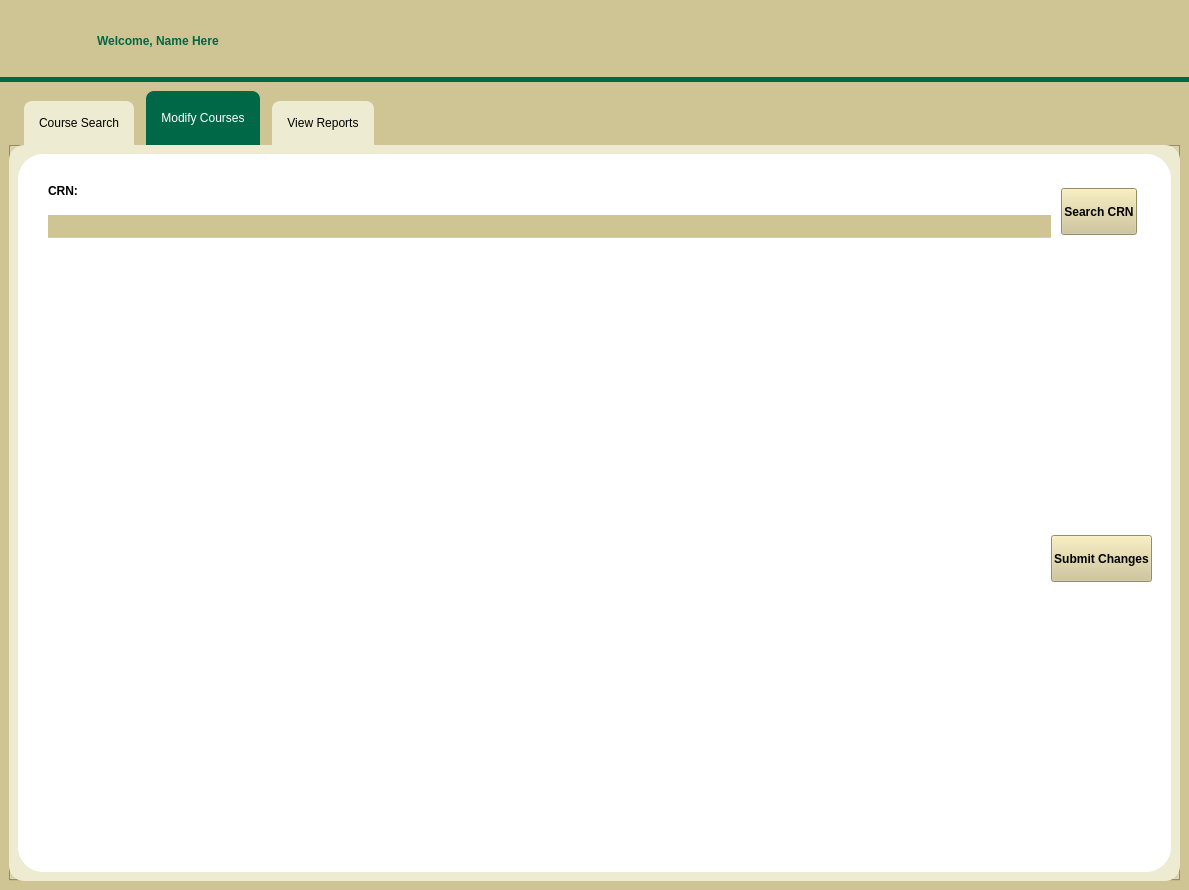
This is administratordisplay.ui in RyanLewis155/College-Portal-Project as Qt 5 draws it before an edit. The edited form follows.
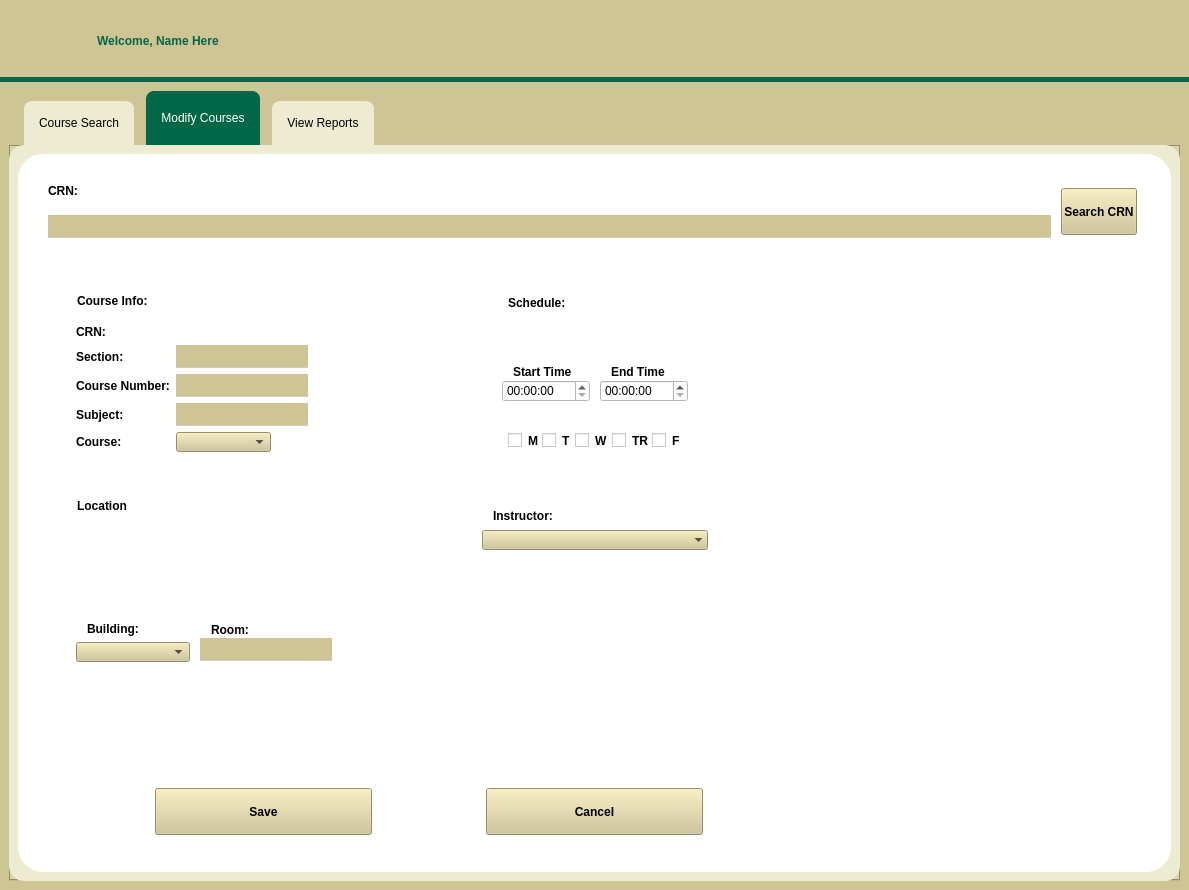
This is the edited form. The open tabs and pages were chosen to show the change. Icons and pictures are not drawn.

Commit message: AdminCourseManagement Finished

What changed in the file:
```diff
--- a/administratordisplay.ui
+++ b/administratordisplay.ui
@@ -1457,50 +1457,6 @@
              <property name="bottomMargin">
               <number>15</number>
              </property>
-             <item row="1" column="0">
-              <widget class="QWidget" name="widget" native="true">
-               <property name="sizePolicy">
-                <sizepolicy hsizetype="Expanding" vsizetype="Expanding">
-                 <horstretch>0</horstretch>
-                 <verstretch>0</verstretch>
-                </sizepolicy>
-               </property>
-              </widget>
-             </item>
-             <item row="1" column="1">
-              <widget class="QPushButton" name="pushButton_SubmitChanges">
-               <property name="minimumSize">
-                <size>
-                 <width>0</width>
-                 <height>55</height>
-                </size>
-               </property>
-               <property name="styleSheet">
-                <string notr="true">QPushButton#pushButton_SubmitChanges {
-	font: 10pt 'Inter-VariableFont_opsz,wght';
-	font-weight: bold;
-	background-color: #CFC493;
-	margin: 4px;
-	padding: 2px;
-}
-
-QPushButton#pushButton_SubmitChanges:focus {
-	border-radius: 8px;
-	border: 1px solid #006747;
-}
-
-QPushButton#pushButton_SubmitChanges:hover {
-	background-color: #006747;
-	border-radius: 8px;
-	margin: 0px;
-	padding: 6px;
-}</string>
-               </property>
-               <property name="text">
-                <string>Submit Changes</string>
-               </property>
-              </widget>
-             </item>
              <item row="0" column="0" colspan="2">
               <layout class="QHBoxLayout" name="horizontalLayout_2">
                <property name="sizeConstraint">
@@ -1633,6 +1589,999 @@
                </item>
               </layout>
              </item>
+             <item row="1" column="0">
+              <widget class="QWidget" name="widget_CourseInfo" native="true">
+               <property name="sizePolicy">
+                <sizepolicy hsizetype="Expanding" vsizetype="Expanding">
+                 <horstretch>0</horstretch>
+                 <verstretch>0</verstretch>
+                </sizepolicy>
+               </property>
+               <layout class="QGridLayout" name="gridLayout_10">
+                <item row="0" column="0">
+                 <widget class="QWidget" name="widget" native="true">
+                  <property name="styleSheet">
+                   <string notr="true">background-color:white;</string>
+                  </property>
+                  <layout class="QGridLayout" name="gridLayout_9">
+                   <item row="0" column="0">
+                    <layout class="QVBoxLayout" name="CourseInfo">
+                     <property name="sizeConstraint">
+                      <enum>QLayout::SizeConstraint::SetMinimumSize</enum>
+                     </property>
+                     <property name="leftMargin">
+                      <number>15</number>
+                     </property>
+                     <property name="topMargin">
+                      <number>15</number>
+                     </property>
+                     <property name="rightMargin">
+                      <number>15</number>
+                     </property>
+                     <property name="bottomMargin">
+                      <number>15</number>
+                     </property>
+                     <item>
+                      <widget class="QLabel" name="label_courseInfo">
+                       <property name="sizePolicy">
+                        <sizepolicy hsizetype="Fixed" vsizetype="Preferred">
+                         <horstretch>0</horstretch>
+                         <verstretch>0</verstretch>
+                        </sizepolicy>
+                       </property>
+                       <property name="styleSheet">
+                        <string notr="true">QLabel#label_courseInfo {
+    padding: 1px 5px 1px 8px;
+    min-width: 1em;
+	font: 16pt 'Inter-VariableFont_opsz,wght';
+	font-weight: bold;
+	color: black;
+}
+
+</string>
+                       </property>
+                       <property name="text">
+                        <string>Course Info:</string>
+                       </property>
+                      </widget>
+                     </item>
+                     <item>
+                      <layout class="QFormLayout" name="formLayout_Section1">
+                       <property name="sizeConstraint">
+                        <enum>QLayout::SizeConstraint::SetMinimumSize</enum>
+                       </property>
+                       <property name="labelAlignment">
+                        <set>Qt::AlignmentFlag::AlignLeading|Qt::AlignmentFlag::AlignLeft|Qt::AlignmentFlag::AlignVCenter</set>
+                       </property>
+                       <property name="formAlignment">
+                        <set>Qt::AlignmentFlag::AlignLeading|Qt::AlignmentFlag::AlignLeft|Qt::AlignmentFlag::AlignTop</set>
+                       </property>
+                       <property name="leftMargin">
+                        <number>10</number>
+                       </property>
+                       <property name="topMargin">
+                        <number>10</number>
+                       </property>
+                       <property name="rightMargin">
+                        <number>10</number>
+                       </property>
+                       <property name="bottomMargin">
+                        <number>10</number>
+                       </property>
+                       <item row="0" column="1">
+                        <widget class="QLabel" name="label_modifyCRN">
+                         <property name="sizePolicy">
+                          <sizepolicy hsizetype="Preferred" vsizetype="Fixed">
+                           <horstretch>0</horstretch>
+                           <verstretch>0</verstretch>
+                          </sizepolicy>
+                         </property>
+                         <property name="styleSheet">
+                          <string notr="true">QLabel#label_modifyCRN{
+	color: black;
+	font: 12pt 'Inter-VariableFont_opsz,wght';
+	font-weight: bold;
+	background-color: white;
+}</string>
+                         </property>
+                         <property name="text">
+                          <string/>
+                         </property>
+                        </widget>
+                       </item>
+                       <item row="0" column="0">
+                        <widget class="QLabel" name="label_modifyCRNLabel">
+                         <property name="sizePolicy">
+                          <sizepolicy hsizetype="Preferred" vsizetype="Fixed">
+                           <horstretch>0</horstretch>
+                           <verstretch>0</verstretch>
+                          </sizepolicy>
+                         </property>
+                         <property name="styleSheet">
+                          <string notr="true">QLabel#label_modifyCRNLabel {
+	color: black;
+	font: 12pt 'Inter-VariableFont_opsz,wght';
+	font-weight: bold;
+	background-color: white;
+}</string>
+                         </property>
+                         <property name="text">
+                          <string>CRN: </string>
+                         </property>
+                        </widget>
+                       </item>
+                       <item row="1" column="1">
+                        <widget class="QLineEdit" name="lineEdit_section">
+                         <property name="sizePolicy">
+                          <sizepolicy hsizetype="Fixed" vsizetype="Fixed">
+                           <horstretch>0</horstretch>
+                           <verstretch>0</verstretch>
+                          </sizepolicy>
+                         </property>
+                         <property name="styleSheet">
+                          <string notr="true">QLineEdit#lineEdit_section {
+	padding-top: 3px;
+	padding-bottom: 3px;
+	padding-left: 6px;
+	padding-right: 3px;
+	border: none;
+	border-bottom: 1px solid #cccccc;
+	font: 12pt 'Inter-VariableFont_opsz,wght';
+	font-weight: bold;
+	background: #CFC493;
+}</string>
+                         </property>
+                        </widget>
+                       </item>
+                       <item row="2" column="1">
+                        <widget class="QLineEdit" name="lineEdit_courseNumber">
+                         <property name="sizePolicy">
+                          <sizepolicy hsizetype="Fixed" vsizetype="Fixed">
+                           <horstretch>0</horstretch>
+                           <verstretch>0</verstretch>
+                          </sizepolicy>
+                         </property>
+                         <property name="styleSheet">
+                          <string notr="true">QLineEdit#lineEdit_courseNumber{
+	padding-top: 3px;
+	padding-bottom: 3px;
+	padding-left: 6px;
+	padding-right: 3px;
+	border: none;
+	border-bottom: 1px solid #cccccc;
+	font: 12pt 'Inter-VariableFont_opsz,wght';
+	font-weight: bold;
+	background: #CFC493;
+}</string>
+                         </property>
+                        </widget>
+                       </item>
+                       <item row="3" column="1">
+                        <widget class="QLineEdit" name="lineEdit_modifySubject">
+                         <property name="sizePolicy">
+                          <sizepolicy hsizetype="Fixed" vsizetype="Fixed">
+                           <horstretch>0</horstretch>
+                           <verstretch>0</verstretch>
+                          </sizepolicy>
+                         </property>
+                         <property name="styleSheet">
+                          <string notr="true">QLineEdit#lineEdit_modifySubject {
+	padding-top: 3px;
+	padding-bottom: 3px;
+	padding-left: 6px;
+	padding-right: 3px;
+	border: none;
+	border-bottom: 1px solid #cccccc;
+	font: 12pt 'Inter-VariableFont_opsz,wght';
+	font-weight: bold;
+	background: #CFC493;
+}</string>
+                         </property>
+                        </widget>
+                       </item>
+                       <item row="4" column="1">
+                        <widget class="QComboBox" name="comboBox_modifyCourse">
+                         <property name="sizePolicy">
+                          <sizepolicy hsizetype="Fixed" vsizetype="Fixed">
+                           <horstretch>0</horstretch>
+                           <verstretch>0</verstretch>
+                          </sizepolicy>
+                         </property>
+                         <property name="styleSheet">
+                          <string notr="true">QComboBox#comboBox_modifyCourse {
+    padding: 1px 18px 1px 8px;
+    min-width: 1em;
+	font: 12pt 'Inter-VariableFont_opsz,wght';
+	font-weight: bold;
+	color: black;
+	background-color: #CFC493;
+	selection-background-color: #006747;
+    selection-color: white;
+}
+
+
+QComboBox#comboBox_modifyCourse QAbstractItemView::item:selected {
+    border-left: 3px solid #006747;
+}
+</string>
+                         </property>
+                         <property name="sizeAdjustPolicy">
+                          <enum>QComboBox::SizeAdjustPolicy::AdjustToContents</enum>
+                         </property>
+                        </widget>
+                       </item>
+                       <item row="1" column="0">
+                        <widget class="QLabel" name="label_modifySection">
+                         <property name="styleSheet">
+                          <string notr="true">QLabel#label_modifySection {
+	color: black;
+	font: 12pt 'Inter-VariableFont_opsz,wght';
+	font-weight: bold;
+	background-color: white;
+}</string>
+                         </property>
+                         <property name="text">
+                          <string>Section:</string>
+                         </property>
+                        </widget>
+                       </item>
+                       <item row="2" column="0">
+                        <widget class="QLabel" name="label_modifyCourseNumber">
+                         <property name="styleSheet">
+                          <string notr="true">QLabel#label_modifyCourseNumber {
+	color: black;
+	font: 12pt 'Inter-VariableFont_opsz,wght';
+	font-weight: bold;
+	background-color: white;
+}</string>
+                         </property>
+                         <property name="text">
+                          <string>Course Number:</string>
+                         </property>
+                        </widget>
+                       </item>
+                       <item row="3" column="0">
+                        <widget class="QLabel" name="label_modifySubject">
+                         <property name="styleSheet">
+                          <string notr="true">QLabel#label_modifySubject {
+	color: black;
+	font: 12pt 'Inter-VariableFont_opsz,wght';
+	font-weight: bold;
+	background-color: white;
+}</string>
+                         </property>
+                         <property name="text">
+                          <string>Subject:</string>
+                         </property>
+                        </widget>
+                       </item>
+                       <item row="4" column="0">
+                        <widget class="QLabel" name="label_modifyCourse">
+                         <property name="styleSheet">
+                          <string notr="true">QLabel#label_modifyCourse {
+	color: black;
+	font: 12pt 'Inter-VariableFont_opsz,wght';
+	font-weight: bold;
+	background-color: white;
+}</string>
+                         </property>
+                         <property name="text">
+                          <string>Course:</string>
+                         </property>
+                        </widget>
+                       </item>
+                      </layout>
+                     </item>
+                    </layout>
+                   </item>
+                   <item row="1" column="2">
+                    <layout class="QVBoxLayout" name="Instructor">
+                     <property name="topMargin">
+                      <number>25</number>
+                     </property>
+                     <item>
+                      <widget class="QLabel" name="label_Instructor">
+                       <property name="sizePolicy">
+                        <sizepolicy hsizetype="Preferred" vsizetype="Fixed">
+                         <horstretch>0</horstretch>
+                         <verstretch>0</verstretch>
+                        </sizepolicy>
+                       </property>
+                       <property name="styleSheet">
+                        <string notr="true">QLabel#label_Instructor {
+    padding: 1px 5px 1px 8px;
+    min-width: 1em;
+	font: 16pt 'Inter-VariableFont_opsz,wght';
+	font-weight: bold;
+	color: black;
+}
+</string>
+                       </property>
+                       <property name="text">
+                        <string>Instructor:</string>
+                       </property>
+                      </widget>
+                     </item>
+                     <item alignment="Qt::AlignmentFlag::AlignTop">
+                      <widget class="QComboBox" name="comboBox_instructor">
+                       <property name="sizePolicy">
+                        <sizepolicy hsizetype="Preferred" vsizetype="Expanding">
+                         <horstretch>0</horstretch>
+                         <verstretch>0</verstretch>
+                        </sizepolicy>
+                       </property>
+                       <property name="styleSheet">
+                        <string notr="true">QComboBox#comboBox_instructor {
+    padding: 1px 18px 1px 8px;
+    min-width: 1em;
+	font: 12pt 'Inter-VariableFont_opsz,wght';
+	font-weight: bold;
+	color: black;
+	background-color: #CFC493;
+	selection-background-color: #006747;
+    selection-color: white;
+}
+
+
+QComboBox#comboBox_instructor QAbstractItemView::item:selected {
+    border-left: 3px solid #006747;
+}</string>
+                       </property>
+                       <property name="sizeAdjustPolicy">
+                        <enum>QComboBox::SizeAdjustPolicy::AdjustToContents</enum>
+                       </property>
+                       <property name="frame">
+                        <bool>false</bool>
+                       </property>
+                      </widget>
+                     </item>
+                    </layout>
+                   </item>
+                   <item row="3" column="0" alignment="Qt::AlignmentFlag::AlignHCenter">
+                    <widget class="QPushButton" name="pushButton_Save">
+                     <property name="sizePolicy">
+                      <sizepolicy hsizetype="Fixed" vsizetype="Fixed">
+                       <horstretch>0</horstretch>
+                       <verstretch>0</verstretch>
+                      </sizepolicy>
+                     </property>
+                     <property name="minimumSize">
+                      <size>
+                       <width>225</width>
+                       <height>55</height>
+                      </size>
+                     </property>
+                     <property name="styleSheet">
+                      <string notr="true">QPushButton#pushButton_Save {
+	font: 10pt 'Inter-VariableFont_opsz,wght';
+	font-weight: bold;
+	background-color: #CFC493;
+	margin: 4px;
+	padding: 2px;
+}
+
+QPushButton#pushButton_Save:focus {
+	border-radius: 8px;
+	border: 1px solid #006747;
+}
+
+QPushButton#pushButton_Save:hover {
+	background-color: #006747;
+	border-radius: 8px;
+	margin: 0px;
+	padding: 6px;
+}</string>
+                     </property>
+                     <property name="text">
+                      <string>Save</string>
+                     </property>
+                    </widget>
+                   </item>
+                   <item row="0" column="2">
+                    <layout class="QVBoxLayout" name="Schedule">
+                     <property name="leftMargin">
+                      <number>15</number>
+                     </property>
+                     <property name="topMargin">
+                      <number>15</number>
+                     </property>
+                     <property name="rightMargin">
+                      <number>15</number>
+                     </property>
+                     <property name="bottomMargin">
+                      <number>15</number>
+                     </property>
+                     <item>
+                      <widget class="QLabel" name="label_Schedule">
+                       <property name="sizePolicy">
+                        <sizepolicy hsizetype="Preferred" vsizetype="Fixed">
+                         <horstretch>0</horstretch>
+                         <verstretch>0</verstretch>
+                        </sizepolicy>
+                       </property>
+                       <property name="styleSheet">
+                        <string notr="true">QLabel#label_Schedule {
+    padding: 1px 5px 1px 8px;
+    min-width: 1em;
+	font: 16pt 'Inter-VariableFont_opsz,wght';
+	font-weight: bold;
+	color: black;
+}
+
+</string>
+                       </property>
+                       <property name="text">
+                        <string>Schedule:</string>
+                       </property>
+                      </widget>
+                     </item>
+                     <item>
+                      <layout class="QVBoxLayout" name="verticalLayout_5">
+                       <property name="spacing">
+                        <number>0</number>
+                       </property>
+                       <property name="sizeConstraint">
+                        <enum>QLayout::SizeConstraint::SetMinimumSize</enum>
+                       </property>
+                       <item>
+                        <layout class="QHBoxLayout" name="horizontalLayout_4">
+                         <property name="sizeConstraint">
+                          <enum>QLayout::SizeConstraint::SetMinimumSize</enum>
+                         </property>
+                         <item>
+                          <layout class="QVBoxLayout" name="verticalLayout_4">
+                           <property name="spacing">
+                            <number>0</number>
+                           </property>
+                           <property name="leftMargin">
+                            <number>5</number>
+                           </property>
+                           <property name="topMargin">
+                            <number>5</number>
+                           </property>
+                           <property name="rightMargin">
+                            <number>5</number>
+                           </property>
+                           <property name="bottomMargin">
+                            <number>20</number>
+                           </property>
+                           <item>
+                            <spacer name="verticalSpacer">
+                             <property name="orientation">
+                              <enum>Qt::Orientation::Vertical</enum>
+                             </property>
+                             <property name="sizeType">
+                              <enum>QSizePolicy::Policy::Fixed</enum>
+                             </property>
+                             <property name="sizeHint" stdset="0">
+                              <size>
+                               <width>20</width>
+                               <height>40</height>
+                              </size>
+                             </property>
+                            </spacer>
+                           </item>
+                           <item>
+                            <widget class="QLabel" name="label_startTime">
+                             <property name="sizePolicy">
+                              <sizepolicy hsizetype="Preferred" vsizetype="Fixed">
+                               <horstretch>0</horstretch>
+                               <verstretch>0</verstretch>
+                              </sizepolicy>
+                             </property>
+                             <property name="styleSheet">
+                              <string notr="true">QLabel#label_startTime {
+    padding: 1px 5px 1px 8px;
+    min-width: 1em;
+	font: 14pt 'Inter-VariableFont_opsz,wght';
+	font-weight: bold;
+	color: black;
+}
+
+</string>
+                             </property>
+                             <property name="text">
+                              <string>Start Time</string>
+                             </property>
+                            </widget>
+                           </item>
+                           <item>
+                            <widget class="QTimeEdit" name="timeEdit_startTime">
+                             <property name="styleSheet">
+                              <string notr="true">color: black;</string>
+                             </property>
+                            </widget>
+                           </item>
+                          </layout>
+                         </item>
+                         <item>
+                          <layout class="QVBoxLayout" name="verticalLayout_3">
+                           <property name="spacing">
+                            <number>0</number>
+                           </property>
+                           <property name="leftMargin">
+                            <number>5</number>
+                           </property>
+                           <property name="topMargin">
+                            <number>5</number>
+                           </property>
+                           <property name="rightMargin">
+                            <number>5</number>
+                           </property>
+                           <property name="bottomMargin">
+                            <number>20</number>
+                           </property>
+                           <item>
+                            <spacer name="verticalSpacer_2">
+                             <property name="orientation">
+                              <enum>Qt::Orientation::Vertical</enum>
+                             </property>
+                             <property name="sizeType">
+                              <enum>QSizePolicy::Policy::Fixed</enum>
+                             </property>
+                             <property name="sizeHint" stdset="0">
+                              <size>
+                               <width>20</width>
+                               <height>40</height>
+                              </size>
+                             </property>
+                            </spacer>
+                           </item>
+                           <item>
+                            <widget class="QLabel" name="label_endTime">
+                             <property name="sizePolicy">
+                              <sizepolicy hsizetype="Preferred" vsizetype="Fixed">
+                               <horstretch>0</horstretch>
+                               <verstretch>0</verstretch>
+                              </sizepolicy>
+                             </property>
+                             <property name="styleSheet">
+                              <string notr="true">QLabel#label_endTime {
+    padding: 1px 5px 1px 8px;
+    min-width: 1em;
+	font: 14pt 'Inter-VariableFont_opsz,wght';
+	font-weight: bold;
+	color: black;
+}
+</string>
+                             </property>
+                             <property name="text">
+                              <string>End Time</string>
+                             </property>
+                            </widget>
+                           </item>
+                           <item>
+                            <widget class="QTimeEdit" name="timeEdit_endTime">
+                             <property name="styleSheet">
+                              <string notr="true">color: black;</string>
+                             </property>
+                            </widget>
+                           </item>
+                          </layout>
+                         </item>
+                        </layout>
+                       </item>
+                       <item>
+                        <layout class="QHBoxLayout" name="horizontalLayout_3">
+                         <property name="spacing">
+                          <number>0</number>
+                         </property>
+                         <property name="sizeConstraint">
+                          <enum>QLayout::SizeConstraint::SetMinimumSize</enum>
+                         </property>
+                         <property name="leftMargin">
+                          <number>10</number>
+                         </property>
+                         <property name="topMargin">
+                          <number>10</number>
+                         </property>
+                         <property name="rightMargin">
+                          <number>10</number>
+                         </property>
+                         <property name="bottomMargin">
+                          <number>10</number>
+                         </property>
+                         <item>
+                          <widget class="QCheckBox" name="checkBox_monday">
+                           <property name="styleSheet">
+                            <string notr="true">QCheckBox#checkBox_monday {
+    padding: 1px 2px 1px 1px;
+    min-width: 1em;
+	font: 14pt 'Inter-VariableFont_opsz,wght';
+	font-weight: bold;
+	color: black;
+}
+
+</string>
+                           </property>
+                           <property name="text">
+                            <string>M</string>
+                           </property>
+                          </widget>
+                         </item>
+                         <item>
+                          <widget class="QCheckBox" name="checkBox_tuesday">
+                           <property name="styleSheet">
+                            <string notr="true">QCheckBox#checkBox_tuesday {
+    padding: 1px 2px 1px 1px;
+    min-width: 1em;
+	font: 14pt 'Inter-VariableFont_opsz,wght';
+	font-weight: bold;
+	color: black;
+}</string>
+                           </property>
+                           <property name="text">
+                            <string>T</string>
+                           </property>
+                          </widget>
+                         </item>
+                         <item>
+                          <widget class="QCheckBox" name="checkBox_wednesday">
+                           <property name="styleSheet">
+                            <string notr="true">QCheckBox#checkBox_wednesday {
+    padding: 1px 2px 1px 1px;
+    min-width: 1em;
+	font: 14pt 'Inter-VariableFont_opsz,wght';
+	font-weight: bold;
+	color: black;
+}</string>
+                           </property>
+                           <property name="text">
+                            <string>W</string>
+                           </property>
+                          </widget>
+                         </item>
+                         <item>
+                          <widget class="QCheckBox" name="checkBox_thursday">
+                           <property name="styleSheet">
+                            <string notr="true">QCheckBox#checkBox_thursday {
+    padding: 1px 2px 1px 1px;
+    min-width: 1em;
+	font: 14pt 'Inter-VariableFont_opsz,wght';
+	font-weight: bold;
+	color: black;
+}</string>
+                           </property>
+                           <property name="text">
+                            <string>TR</string>
+                           </property>
+                          </widget>
+                         </item>
+                         <item>
+                          <widget class="QCheckBox" name="checkBox_friday">
+                           <property name="styleSheet">
+                            <string notr="true">QCheckBox#checkBox_friday {
+    padding: 1px 2px 1px 1px;
+    min-width: 1em;
+	font: 14pt 'Inter-VariableFont_opsz,wght';
+	font-weight: bold;
+	color: black;
+}</string>
+                           </property>
+                           <property name="text">
+                            <string>F</string>
+                           </property>
+                          </widget>
+                         </item>
+                        </layout>
+                       </item>
+                      </layout>
+                     </item>
+                    </layout>
+                   </item>
+                   <item row="1" column="0">
+                    <layout class="QVBoxLayout" name="Location">
+                     <property name="leftMargin">
+                      <number>15</number>
+                     </property>
+                     <property name="topMargin">
+                      <number>15</number>
+                     </property>
+                     <property name="rightMargin">
+                      <number>15</number>
+                     </property>
+                     <property name="bottomMargin">
+                      <number>15</number>
+                     </property>
+                     <item>
+                      <widget class="QLabel" name="label_Location">
+                       <property name="sizePolicy">
+                        <sizepolicy hsizetype="Preferred" vsizetype="Fixed">
+                         <horstretch>0</horstretch>
+                         <verstretch>0</verstretch>
+                        </sizepolicy>
+                       </property>
+                       <property name="styleSheet">
+                        <string notr="true">QLabel#label_Location {
+    padding: 1px 5px 1px 8px;
+    min-width: 1em;
+	font: 16pt 'Inter-VariableFont_opsz,wght';
+	font-weight: bold;
+	color: black;
+}
+</string>
+                       </property>
+                       <property name="text">
+                        <string>Location</string>
+                       </property>
+                      </widget>
+                     </item>
+                     <item>
+                      <layout class="QHBoxLayout" name="horizontalLayout_5">
+                       <property name="spacing">
+                        <number>5</number>
+                       </property>
+                       <property name="sizeConstraint">
+                        <enum>QLayout::SizeConstraint::SetDefaultConstraint</enum>
+                       </property>
+                       <property name="leftMargin">
+                        <number>10</number>
+                       </property>
+                       <property name="topMargin">
+                        <number>10</number>
+                       </property>
+                       <property name="rightMargin">
+                        <number>10</number>
+                       </property>
+                       <property name="bottomMargin">
+                        <number>10</number>
+                       </property>
+                       <item>
+                        <layout class="QVBoxLayout" name="verticalLayout_7">
+                         <item>
+                          <spacer name="verticalSpacer_3">
+                           <property name="orientation">
+                            <enum>Qt::Orientation::Vertical</enum>
+                           </property>
+                           <property name="sizeHint" stdset="0">
+                            <size>
+                             <width>20</width>
+                             <height>40</height>
+                            </size>
+                           </property>
+                          </spacer>
+                         </item>
+                         <item>
+                          <widget class="QLabel" name="label_building">
+                           <property name="sizePolicy">
+                            <sizepolicy hsizetype="Preferred" vsizetype="Fixed">
+                             <horstretch>0</horstretch>
+                             <verstretch>0</verstretch>
+                            </sizepolicy>
+                           </property>
+                           <property name="styleSheet">
+                            <string notr="true">QLabel#label_building {
+    padding: 1px 5px 1px 8px;
+    min-width: 1em;
+	font: 14pt 'Inter-VariableFont_opsz,wght';
+	font-weight: bold;
+	color: black;
+}
+</string>
+                           </property>
+                           <property name="text">
+                            <string>Building:</string>
+                           </property>
+                          </widget>
+                         </item>
+                         <item>
+                          <widget class="QComboBox" name="comboBox_building">
+                           <property name="sizePolicy">
+                            <sizepolicy hsizetype="Expanding" vsizetype="Fixed">
+                             <horstretch>0</horstretch>
+                             <verstretch>0</verstretch>
+                            </sizepolicy>
+                           </property>
+                           <property name="styleSheet">
+                            <string notr="true">QComboBox#comboBox_building {
+    padding: 1px 18px 1px 8px;
+    min-width: 1em;
+	font: 12pt 'Inter-VariableFont_opsz,wght';
+	font-weight: bold;
+	color: black;
+	background-color: #CFC493;
+	selection-background-color: #006747;
+    selection-color: white;
+}
+
+
+QComboBox#comboBox_building QAbstractItemView::item:selected {
+    border-left: 3px solid #006747;
+}</string>
+                           </property>
+                           <property name="sizeAdjustPolicy">
+                            <enum>QComboBox::SizeAdjustPolicy::AdjustToContents</enum>
+                           </property>
+                          </widget>
+                         </item>
+                         <item>
+                          <spacer name="verticalSpacer_4">
+                           <property name="orientation">
+                            <enum>Qt::Orientation::Vertical</enum>
+                           </property>
+                           <property name="sizeHint" stdset="0">
+                            <size>
+                             <width>20</width>
+                             <height>40</height>
+                            </size>
+                           </property>
+                          </spacer>
+                         </item>
+                        </layout>
+                       </item>
+                       <item>
+                        <layout class="QVBoxLayout" name="verticalLayout_8">
+                         <property name="spacing">
+                          <number>0</number>
+                         </property>
+                         <property name="leftMargin">
+                          <number>5</number>
+                         </property>
+                         <property name="topMargin">
+                          <number>5</number>
+                         </property>
+                         <property name="rightMargin">
+                          <number>5</number>
+                         </property>
+                         <property name="bottomMargin">
+                          <number>5</number>
+                         </property>
+                         <item>
+                          <spacer name="verticalSpacer_5">
+                           <property name="orientation">
+                            <enum>Qt::Orientation::Vertical</enum>
+                           </property>
+                           <property name="sizeHint" stdset="0">
+                            <size>
+                             <width>20</width>
+                             <height>40</height>
+                            </size>
+                           </property>
+                          </spacer>
+                         </item>
+                         <item>
+                          <widget class="QLabel" name="label_room">
+                           <property name="sizePolicy">
+                            <sizepolicy hsizetype="Fixed" vsizetype="Fixed">
+                             <horstretch>0</horstretch>
+                             <verstretch>0</verstretch>
+                            </sizepolicy>
+                           </property>
+                           <property name="styleSheet">
+                            <string notr="true">QLabel#label_room {
+    padding: 1px 5px 1px 8px;
+    min-width: 1em;
+	font: 14pt 'Inter-VariableFont_opsz,wght';
+	font-weight: bold;
+	color: black;
+}
+</string>
+                           </property>
+                           <property name="text">
+                            <string>Room:</string>
+                           </property>
+                          </widget>
+                         </item>
+                         <item>
+                          <widget class="QLineEdit" name="lineEdit_room">
+                           <property name="sizePolicy">
+                            <sizepolicy hsizetype="Preferred" vsizetype="Fixed">
+                             <horstretch>0</horstretch>
+                             <verstretch>0</verstretch>
+                            </sizepolicy>
+                           </property>
+                           <property name="maximumSize">
+                            <size>
+                             <width>150</width>
+                             <height>16777215</height>
+                            </size>
+                           </property>
+                           <property name="styleSheet">
+                            <string notr="true">QLineEdit#lineEdit_room {
+	padding-top: 3px;
+	padding-bottom: 3px;
+	padding-left: 6px;
+	padding-right: 3px;
+	border: none;
+	border-bottom: 1px solid #cccccc;
+	font: 12pt 'Inter-VariableFont_opsz,wght';
+	font-weight: bold;
+	background: #CFC493;
+}</string>
+                           </property>
+                          </widget>
+                         </item>
+                         <item>
+                          <spacer name="verticalSpacer_6">
+                           <property name="orientation">
+                            <enum>Qt::Orientation::Vertical</enum>
+                           </property>
+                           <property name="sizeHint" stdset="0">
+                            <size>
+                             <width>20</width>
+                             <height>40</height>
+                            </size>
+                           </property>
+                          </spacer>
+                         </item>
+                        </layout>
+                       </item>
+                       <item>
+                        <spacer name="horizontalSpacer">
+                         <property name="orientation">
+                          <enum>Qt::Orientation::Horizontal</enum>
+                         </property>
+                         <property name="sizeHint" stdset="0">
+                          <size>
+                           <width>40</width>
+                           <height>20</height>
+                          </size>
+                         </property>
+                        </spacer>
+                       </item>
+                      </layout>
+                     </item>
+                    </layout>
+                   </item>
+                   <item row="3" column="2" alignment="Qt::AlignmentFlag::AlignHCenter">
+                    <widget class="QPushButton" name="pushButton_Cancel">
+                     <property name="sizePolicy">
+                      <sizepolicy hsizetype="Fixed" vsizetype="Fixed">
+                       <horstretch>0</horstretch>
+                       <verstretch>0</verstretch>
+                      </sizepolicy>
+                     </property>
+                     <property name="minimumSize">
+                      <size>
+                       <width>225</width>
+                       <height>55</height>
+                      </size>
+                     </property>
+                     <property name="styleSheet">
+                      <string notr="true">QPushButton#pushButton_Cancel {
+	font: 10pt 'Inter-VariableFont_opsz,wght';
+	font-weight: bold;
+	background-color: #CFC493;
+	margin: 4px;
+	padding: 2px;
+}
+
+QPushButton#pushButton_Cancel:focus {
+	border-radius: 8px;
+	border: 1px solid #006747;
+}
+
+QPushButton#pushButton_Cancel:hover {
+	background-color: #006747;
+	border-radius: 8px;
+	margin: 0px;
+	padding: 6px;
+}</string>
+                     </property>
+                     <property name="text">
+                      <string>Cancel</string>
+                     </property>
+                    </widget>
+                   </item>
+                   <item row="0" column="3">
+                    <spacer name="horizontalSpacer_2">
+                     <property name="orientation">
+                      <enum>Qt::Orientation::Horizontal</enum>
+                     </property>
+                     <property name="sizeHint" stdset="0">
+                      <size>
+                       <width>40</width>
+                       <height>20</height>
+                      </size>
+                     </property>
+                    </spacer>
+                   </item>
+                  </layout>
+                 </widget>
+                </item>
+               </layout>
+              </widget>
+             </item>
             </layout>
            </widget>
           </item>
```
Left out of the diff: 138 changed lines with no effect on the pictures. The commit also changes 101 other files.
